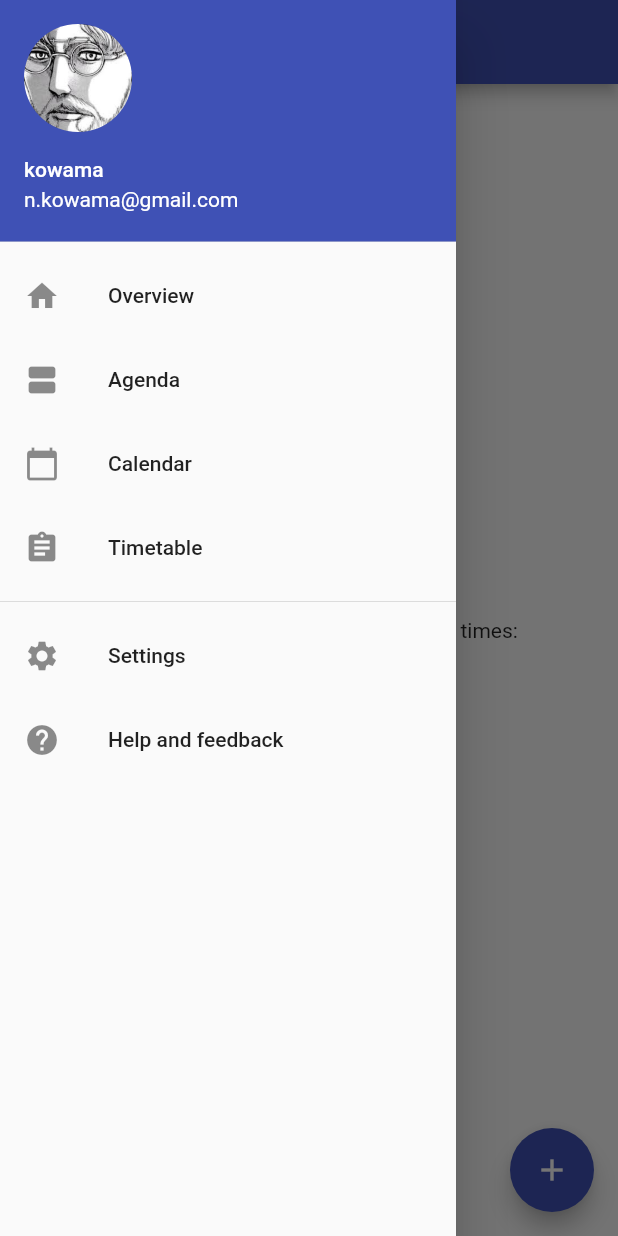
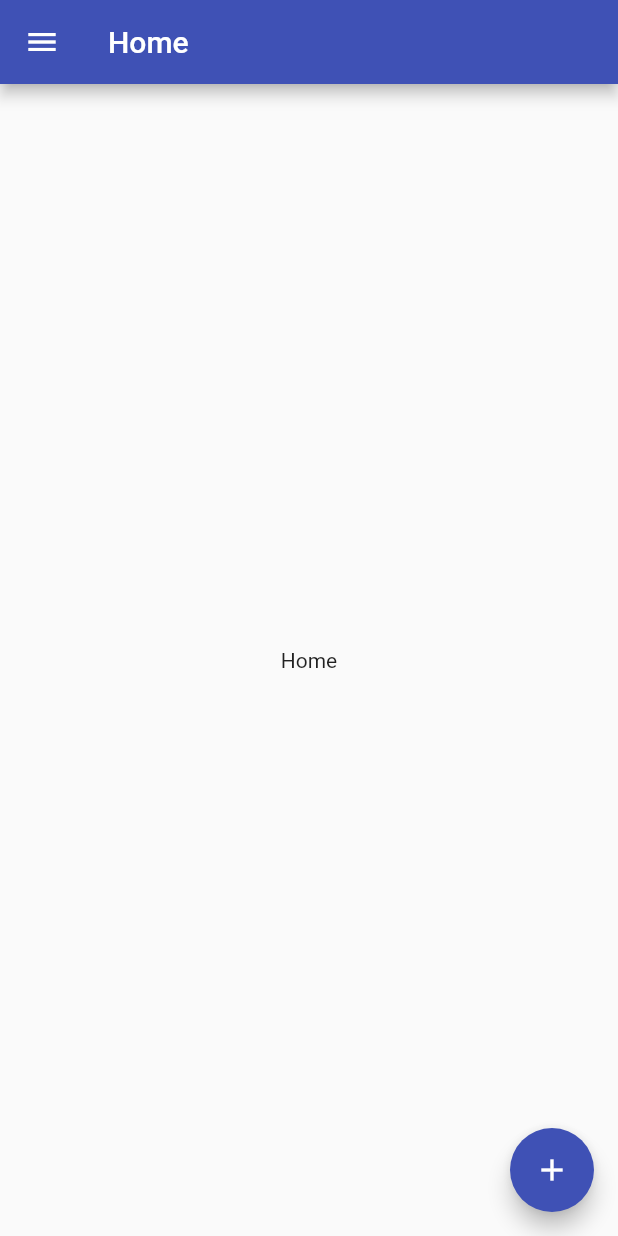
Before and after one commit to kowama/scholar-agenda, a Flutter app: the screen it shows after launch, in the side drawer, after a tap on "Overview", on a phone screen of 412 x 824 dp. Run offline on Flutter 3.47's test engine with Material 2 defaults, Android fonts, the phone set to English and light mode, and no system bars.

Commit message:
Routing base between pages

```diff
--- a/lib/main.dart
+++ b/lib/main.dart
@@ -1,103 +1,28 @@
 import 'package:flutter/material.dart';
 
-void main() => runApp(MyApp());
+import 'package:scholar_agenda/page/agenda/agenda_page.dart';
+import 'package:scholar_agenda/page/home/home_page.dart';
+import 'package:scholar_agenda/page/settings/settings_page.dart';
+import 'package:scholar_agenda/page/subject/subject_page.dart';
+import 'package:scholar_agenda/page/timetable/timetable_page.dart';
 
-class MyApp extends StatelessWidget {
+void main() => runApp(ScholarAgendaApp());
+
+class ScholarAgendaApp extends StatelessWidget {
   @override
   Widget build(BuildContext context) {
     return MaterialApp(
       title: 'Scholar agenda',
       debugShowCheckedModeBanner: false,
-      theme: ThemeData(
-        primarySwatch: Colors.indigo,
-      ),
-      home: MyHomePage(title: 'Scholar Agenda'),
+      theme:
+          ThemeData(primarySwatch: Colors.indigo, primaryColor: Colors.indigo),
+      home: HomePage(),
+      routes: <String, WidgetBuilder>{
+        AGENDA_PAGE_ROUTE: (BuildContext context) => AgendaPage(),
+        SUBJECT_PAGE_ROUTE: (BuildContext context) => SubjectPage(),
+        TIMETABLE_PAGE_ROUTE: (BuildContext context) => TimetablePage(),
+        SETTINGS_PAGE_ROUTE: (BuildContext context) => SettingsPage(),
+      },
     );
   }
 }
-
-class MyHomePage extends StatefulWidget {
-  MyHomePage({Key key, this.title}) : super(key: key);
-  final String title;
-
-  @override
-  _MyHomePageState createState() => _MyHomePageState();
-}
-
-class _MyHomePageState extends State<MyHomePage> {
-  int _counter = 0;
-
-  _action() {}
-
-  @override
-  Widget build(BuildContext context) {
-    return Scaffold(
-      appBar: AppBar(
-        title: Text(widget.title),
-      ),
-      drawer: Drawer(
-        child: ListView(
-          children: <Widget>[
-            UserAccountsDrawerHeader(
-              currentAccountPicture: CircleAvatar(
-                backgroundImage: AssetImage('assets/images/profile.jpeg'),
-              ),
-              accountName: Text('kowama'),
-              accountEmail: Text('n.kowama@gmail.com'),
-            ),
-            ListTile(
-              leading: Icon(Icons.home),
-              title: Text('Overview'),
-              onTap: () => {},
-            ),
-            ListTile(
-              leading: Icon(Icons.view_agenda),
-              title: Text('Agenda'),
-              onTap: () => {},
-            ),
-            ListTile(
-              leading: Icon(Icons.calendar_today),
-              title: Text('Calendar'),
-              onTap: () => {},
-            ),
-            ListTile(
-              leading: Icon(Icons.assignment),
-              title: Text('Timetable'),
-              onTap: () => {},
-            ),
-            Divider(),
-            ListTile(
-              leading: Icon(Icons.settings),
-              title: Text('Settings'),
-              onTap: () => {},
-            ),
-            ListTile(
-              leading: Icon(Icons.help),
-              title: Text('Help and feedback'),
-              onTap: () => {},
-            ),
-          ],
-        ),
-      ),
-      body: Center(
-        child: Column(
-          mainAxisAlignment: MainAxisAlignment.center,
-          children: <Widget>[
-            Text(
-              'You have pushed the button this many times:',
-            ),
-            Text(
-              '$_counter',
-              style: Theme.of(context).textTheme.display1,
-            ),
-          ],
-        ),
-      ),
-      floatingActionButton: FloatingActionButton(
-        onPressed: _action(),
-        tooltip: 'Action',
-        child: Icon(Icons.add),
-      ),
-    );
-  }
-}
--- /dev/null
+++ b/lib/page/home/home_page.dart
@@ -0,0 +1,42 @@
+import 'package:flutter/material.dart';
+
+import '../navigation.dart';
+
+const String HOME_PAGE_ROUTE = "/";
+
+class HomePage extends StatefulWidget {
+  HomePage({Key key}) : super(key: key);
+  final String title = "Home";
+
+  @override
+  _HomePageState createState() => _HomePageState();
+}
+
+class _HomePageState extends State<HomePage> {
+  _action() {}
+
+  @override
+  Widget build(BuildContext context) {
+    return Scaffold(
+      appBar: AppBar(
+        title: Text(widget.title),
+      ),
+      drawer: new NavigationDrawer(),
+      body: Center(
+        child: Column(
+          mainAxisAlignment: MainAxisAlignment.center,
+          children: <Widget>[
+            Text(
+              'Home',
+            ),
+          ],
+        ),
+      ),
+      floatingActionButton: FloatingActionButton(
+        onPressed: _action(),
+        tooltip: 'Action',
+        child: Icon(Icons.add),
+      ),
+    );
+  }
+}
--- /dev/null
+++ b/lib/page/navigation.dart
@@ -0,0 +1,62 @@
+import 'package:flutter/material.dart';
+
+class NavigationDrawer extends StatelessWidget {
+  const NavigationDrawer({
+    Key key,
+  }) : super(key: key);
+
+  @override
+  Widget build(BuildContext context) {
+    return Drawer(
+      child: ListView(
+        padding: EdgeInsets.zero,
+        children: <Widget>[
+          UserAccountsDrawerHeader(
+            currentAccountPicture: CircleAvatar(
+              backgroundImage: AssetImage('assets/images/profile.jpeg'),
+            ),
+            accountName: Text('kowama'),
+            accountEmail: Text('n.kowama@gmail.com'),
+          ),
+          ListTile(
+            leading: Icon(Icons.home),
+            title: Text('Overview'),
+            onTap: () => Navigator.pushNamed(context, '/'),
+          ),
+          ListTile(
+            leading: Icon(Icons.view_agenda),
+            title: Text('Agenda'),
+            onTap: () => Navigator.pushNamed(context, '/agenda'),
+          ),
+          ListTile(
+            leading: Icon(Icons.calendar_today),
+            title: Text('Calendar'),
+            onTap: () => Navigator.pushNamed(context, '/'),
+          ),
+          Divider(),
+          ListTile(
+            leading: Icon(Icons.school),
+            title: Text('Subject'),
+            onTap: () => Navigator.pushNamed(context, '/subject'),
+          ),
+          ListTile(
+            leading: Icon(Icons.assignment),
+            title: Text('Timetable'),
+            onTap: () => Navigator.pushNamed(context, '/timetable'),
+          ),
+          Divider(),
+          ListTile(
+            leading: Icon(Icons.help),
+            title: Text('Help and feedback'),
+            onTap: () => Navigator.pushNamed(context, '/'),
+          ),
+          ListTile(
+            leading: Icon(Icons.settings),
+            title: Text('Settings'),
+            onTap: () => Navigator.pushNamed(context, '/settings'),
+          ),
+        ],
+      ),
+    );
+  }
+}
```
Also changed, not shown: lib/model/subject.dart (added, +27 -0 lines), lib/page/agenda/agenda_page.dart (added, +41 -0 lines), lib/page/settings/settings_page.dart (added, +41 -0 lines), lib/page/subject/subject_page.dart (added, +41 -0 lines), lib/page/timetable/timetable_page.dart (added, +41 -0 lines), pubspec.lock, 1 other file.
